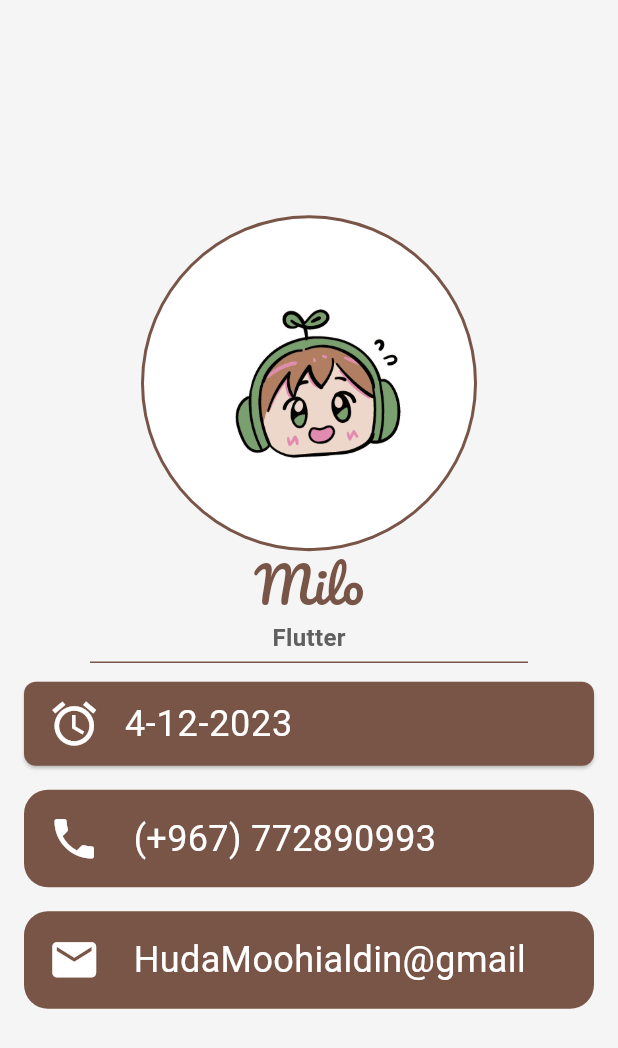
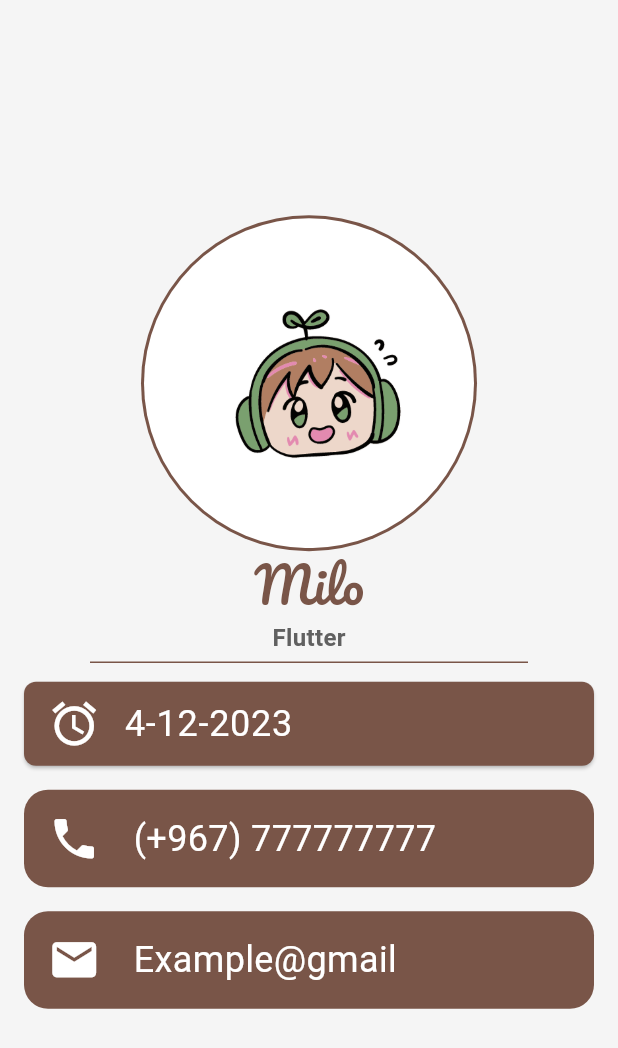
Before and after one commit to Eng-Huda/BusinessCard, a Flutter app: the screen it shows after launch, on a phone screen of 412 x 824 dp. Shown: the top 1048 px of the screen. Run offline on Flutter 3.47's test engine with Material 3 defaults, Android fonts, the phone set to English and light mode, and no system bars.

Commit message:
Update main.dart

```diff
--- a/lib/main.dart
+++ b/lib/main.dart
@@ -76,7 +76,7 @@ class Business_Card extends StatelessWidget {
                   Padding(
                     padding: const EdgeInsets.only(left:22),
                     child: Text(
-                      "(+967) 772890993",
+                      "(+967) 777777777",
                       style: TextStyle(fontSize: 24,color: Color(0xFFffffff)),
                     ),
                   ),
@@ -106,7 +106,7 @@ class Business_Card extends StatelessWidget {
                   Padding(
                     padding: const EdgeInsets.only(left:22),
                     child: Text(
-                      "HudaMoohialdin@gmail",
+                      "Example@gmail",
                       style: TextStyle(fontSize: 24,color: Color(0xFFffffff)),
                     ),
                   ),
```
